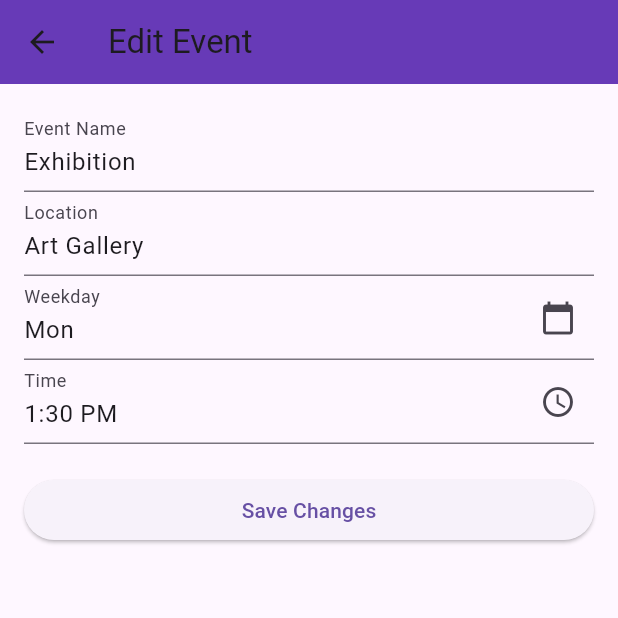
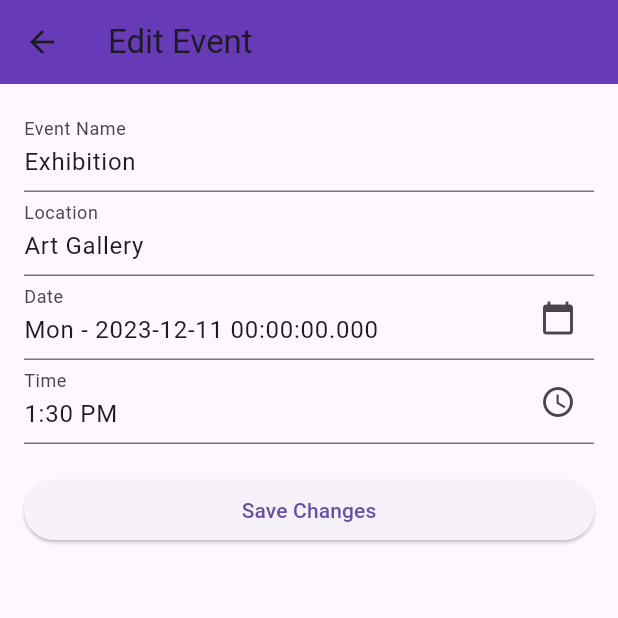
Before and after one commit to JaeWright/Campus-Navigation-App, a Flutter app: the EventsScheduler screen opened directly, after a tap on "Exhibition", on a phone screen of 412 x 824 dp, the top half of it. Run offline on Flutter 3.47's test engine with Material 3 defaults, Android fonts, the phone set to English and light mode, and no system bars; our stand-ins replace cloud_firestore, firebase_core, flutter_map, latlong2, sliding_up_panel, sqflite; accounts and stored records are empty.

Commit message:
Updated editing and deleting of events

```diff
--- /dev/null
+++ b/campusmapper/lib/scheduler/dateConversions.dart
@@ -0,0 +1,13 @@
+import 'package:intl/intl.dart';
+
+String getWeekday(int index) {
+  return ['Mon', 'Tue', 'Wed', 'Thu', 'Fri'][index];
+}
+
+DateTime getDate(DateTime fullDate){
+  return DateTime(fullDate.year,fullDate.month,fullDate.day);
+}
+
+String convertWeekday(DateTime fullDate){
+    return DateFormat('EEE').format(fullDate);
+}
--- a/campusmapper/lib/scheduler/eventEditPage.dart
+++ b/campusmapper/lib/scheduler/eventEditPage.dart
@@ -1,6 +1,7 @@
 import 'package:flutter/cupertino.dart';
 import 'package:flutter/material.dart';
 import 'events_page.dart';
+import 'dateConversions.dart';
 
 class EventEditPage extends StatefulWidget {
   final int? id;
@@ -8,6 +9,7 @@ class EventEditPage extends StatefulWidget {
   final String? location;
   final String? weekday;
   final String? time;
+  final DateTime? date;
 
   EventEditPage({
     required this.id,
@@ -15,6 +17,7 @@ class EventEditPage extends StatefulWidget {
     required this.location,
     required this.weekday,
     required this.time,
+    required this.date,
   });
 
   @override
@@ -24,15 +27,17 @@ class EventEditPage extends StatefulWidget {
 class _EventEditPageState extends State<EventEditPage> {
   late TextEditingController eventNameController;
   late TextEditingController locationController;
-  late TextEditingController weekdayController;
+  late TextEditingController dateController;
   late TextEditingController timeController;
+  late String weekday;
+  late DateTime date;
 
   @override
   void initState() {
     super.initState();
     eventNameController = TextEditingController(text: widget.eventName);
     locationController = TextEditingController(text: widget.location);
-    weekdayController = TextEditingController(text: widget.weekday);
+    dateController = TextEditingController(text: "${widget.weekday} - ${widget.date.toString()}");
     timeController = TextEditingController(text: widget.time);
   }
 
@@ -40,7 +45,7 @@ class _EventEditPageState extends State<EventEditPage> {
   void dispose() {
     eventNameController.dispose();
     locationController.dispose();
-    weekdayController.dispose();
+    dateController.dispose();
     timeController.dispose();
     super.dispose();
   }
@@ -75,16 +80,16 @@ class _EventEditPageState extends State<EventEditPage> {
             ),
             TextFormField(
               readOnly: true,
-              controller: weekdayController,
+              controller: dateController,
               decoration: InputDecoration(
-                labelText: 'Weekday',
+                labelText: 'Date',
                 suffixIcon: IconButton(
                   icon: Icon(Icons.calendar_today),
                   onPressed: () async {
                     final DateTime? picked = await showDatePicker(
                       context: context,
-                      initialDate: DateTime.now(),
-                      firstDate: DateTime(2022),
+                      initialDate: widget.date!,
+                      firstDate: DateTime(2023),
                       lastDate: DateTime(2025),
                       selectableDayPredicate: (DateTime date) {
                         // Disable Saturday (day 6) and Sunday (day 7)
@@ -93,7 +98,9 @@ class _EventEditPageState extends State<EventEditPage> {
                     );
                     if (picked != null) {
                       setState(() {
-                        weekdayController.text = picked.toString(); // You can format this date as needed
+                        date = getDate(picked);
+                        weekday = convertWeekday(picked);
+                        dateController.text = "${convertWeekday(picked)} - ${getDate(picked)}"; // format in weekday - date
                       });
                     }
                   },
@@ -131,7 +138,8 @@ class _EventEditPageState extends State<EventEditPage> {
                   var updatedData = {
                     'eventName': eventNameController.text,
                     'location': locationController.text,
-                    'weekday': weekdayController.text,
+                    'weekday': weekday,
+                    'date': date,
                     'time': timeController.text,
 
                   };
--- a/campusmapper/lib/scheduler/events.dart
+++ b/campusmapper/lib/scheduler/events.dart
@@ -7,39 +7,51 @@ import 'package:sqflite/sqflite.dart';
 import 'package:path/path.dart' as path;
 import 'scheduler_database_helper.dart';
 import 'dart:async';
+import 'dateConversions.dart';
 
 //class to hold event data
-class Event{
+class Event {
   int? id;
   String? eventName;
   String? location;
   String? weekday;
   String? time;
+  DateTime? date; // New field for the date
 
-  Event({required this.id, required this.eventName, required this.location, required this.weekday, required this.time});
+  Event({
+    required this.id,
+    required this.eventName,
+    required this.location,
+    required this.weekday,
+    required this.time,
+    required this.date, // Include the new date field in the constructor
+  });
 
-  Event.fromMap(Map map){
+  Event.fromMap(Map map) {
     id = map["id"];
     eventName = map["eventName"];
     location = map["location"];
     weekday = map["weekday"];
     time = map["time"];
+    date = getDate(DateTime.parse(map["date"]));
   }
 
-  Map<String,Object> toMap(){
-    return{
-      'id' : id!,
+  Map<String, Object> toMap() {
+    return {
+      'id': id!,
       'eventName': eventName!,
       'location': location!,
-      'weekday' : weekday!,
-      'time' : time!,
+      'weekday': weekday!,
+      'time': time!,
+      'date': date!.toIso8601String(), // Include 'date' in the returned map
     };
   }
 
-  String toString(){
-    return "id: $id, Name: $eventName, location: $location, weekday: $weekday, time: $time";
+  String toString() {
+    return "id: $id, Name: $eventName, location: $location, weekday: $weekday, time: $time, date: $date";
   }
 }
+
 
 //class for interaction between event class and local database
 class EventsModel{
--- a/campusmapper/lib/scheduler/events_page.dart
+++ b/campusmapper/lib/scheduler/events_page.dart
@@ -8,6 +8,8 @@ import 'package:flutter/material.dart';
 import 'events.dart';
 import 'scheduler_handler.dart';
 import 'eventEditPage.dart';
+import 'dateConversions.dart';
+import 'package:intl/intl.dart';
 
 void main() {
   runApp(const MyApp());
@@ -26,6 +28,7 @@ class EventTile {
   String? location;
   String? weekday;
   String? time;
+  DateTime? date;
 
   EventTile({
     required this.id,
@@ -33,6 +36,7 @@ class EventTile {
     required this.location,
     required this.weekday,
     required this.time,
+    required this.date,
   });
 
   Event toEvent(){
@@ -42,6 +46,7 @@ class EventTile {
       location: location,
       weekday: weekday,
       time: time,
+      date: date,
     );
   }
 }
@@ -97,7 +102,8 @@ class _EventsSchedulerState extends State<EventsScheduler> {
             eventName: results[i].eventName,
             location: results[i].location,
             weekday: results[i].weekday,
-            time: results[i].time));
+            time: results[i].time,
+            date: results[i].date));
       }
       nextEventId = eventsList.length;
       setState(() {}); // rebuilds everytime page is loaded
@@ -106,6 +112,7 @@ class _EventsSchedulerState extends State<EventsScheduler> {
 
   //functions to interact with event maker (not implemented yet)
   //function to add event to database
+  /*
   Future<void> _addEvent(String eventName, String location, String weekday, String time) async {
     // Add the new data to the gradesList
     setState(() {
@@ -114,7 +121,8 @@ class _EventsSchedulerState extends State<EventsScheduler> {
           eventName: eventName,
           location: location,
           weekday: weekday,
-          time: time);
+          time: time
+          date: date);
       eventsList.add(newEvent);
     });
 
@@ -125,7 +133,8 @@ class _EventsSchedulerState extends State<EventsScheduler> {
             eventName: eventName,
             location: location,
             weekday: weekday,
-            time: time))
+            time: time,
+            date: date))
         .then((insertedId) {
       if (insertedId != null) {
         print('Data inserted with ID: $insertedId');
@@ -135,6 +144,8 @@ class _EventsSchedulerState extends State<EventsScheduler> {
     });
     nextEventId++;
   }
+
+   */
 
   void _confirmDeleteEvent(EventTile eventToDelete) {
     showDialog(
@@ -182,6 +193,7 @@ class _EventsSchedulerState extends State<EventsScheduler> {
     final initialLocation = event.location;
     final initialWeekday = event.weekday;
     final initialTime = event.time;
+    final initialDate = event.date;
 
     var updatedData = await Navigator.push(
       context,
@@ -192,6 +204,7 @@ class _EventsSchedulerState extends State<EventsScheduler> {
           location: initialLocation,
           weekday: initialWeekday,
           time: initialTime,
+          date: initialDate,
         ),
       ),
     );
@@ -203,6 +216,7 @@ class _EventsSchedulerState extends State<EventsScheduler> {
         location: updatedData['location'],
         weekday: updatedData['weekday'],
         time: updatedData['time'],
+        date: updatedData['date'],
       );
 
       setState(() {
@@ -214,6 +228,7 @@ class _EventsSchedulerState extends State<EventsScheduler> {
             location: updatedEvent.location,
             weekday: updatedEvent.weekday,
             time: updatedEvent.time,
+            date: updatedEvent.date,
           );
         }
       });
@@ -230,8 +245,22 @@ class _EventsSchedulerState extends State<EventsScheduler> {
   List<Widget> getEventWidgets(String weekday) {
     List<Widget> widgets = [];
 
-    List<int> indexes = eventsList.asMap().entries.where((entry) => entry.value.weekday == weekday).map((entry) => entry.key).toList();
+    List<int> indexes = eventsList
+        .asMap()
+        .entries
+        .where((entry) => entry.value.weekday == weekday)
+        .map((entry) => entry.key)
+        .toList();
 
+    // Sort events by date and time
+    indexes.sort((a, b) {
+      if (eventsList[a].date!.compareTo(eventsList[b].date!) != 0) {
+        return eventsList[a].date!.compareTo(eventsList[b].date!);
+      } else {
+        return DateTime.parse("${DateFormat('h:mm a').parse(eventsList[a].time!.toUpperCase())}")
+            .compareTo(DateTime.parse("${DateFormat('h:mm a').parse(eventsList[b].time!.toUpperCase())}"));
+      }
+    });
 
     for (int i = 0; i < indexes.length; i++) {
       widgets.addAll([
@@ -239,7 +268,7 @@ class _EventsSchedulerState extends State<EventsScheduler> {
           onTap: () {
             _editEvent(eventsList[indexes[i]]);
           },
-          onLongPress: (){
+          onLongPress: () {
             _confirmDeleteEvent(eventsList[indexes[i]]);
           },
           child: Column(
@@ -247,7 +276,8 @@ class _EventsSchedulerState extends State<EventsScheduler> {
             children: [
               Text(
                 eventsList[indexes[i]].eventName!,
-                style: const TextStyle(fontSize: 18, fontWeight: FontWeight.bold),
+                style: const TextStyle(
+                    fontSize: 18, fontWeight: FontWeight.bold),
                 textAlign: TextAlign.center,
               ),
               Text(
@@ -256,7 +286,7 @@ class _EventsSchedulerState extends State<EventsScheduler> {
                 textAlign: TextAlign.center,
               ),
               Text(
-                eventsList[indexes[i]].time!,
+                "${eventsList[indexes[i]].date!.year}-${eventsList[indexes[i]].date!.month}-${eventsList[indexes[i]].date!.day} at ${eventsList[indexes[i]].time!}",
                 style: const TextStyle(fontSize: 14),
                 textAlign: TextAlign.center,
               ),
@@ -276,9 +306,9 @@ class _EventsSchedulerState extends State<EventsScheduler> {
     return widgets;
   }
 
-  String getWeekday(int index) {
-    return ['Mon', 'Tue', 'Wed', 'Thu', 'Fri'][index];
-  }
+
+
+
 
   @override
   Widget build(BuildContext context) {
--- a/campusmapper/lib/scheduler/scheduler_database_helper.dart
+++ b/campusmapper/lib/scheduler/scheduler_database_helper.dart
@@ -33,7 +33,7 @@ class DBUtils {
     final database = await openDatabase(
       path.join(await getDatabasesPath(), 'events_manager.db'),
       onCreate: (db, version) {
-        db.execute('CREATE TABLE events(id INTEGER PRIMARY KEY, eventName TEXT, location TEXT, weekday TEXT, time TEXT)');
+        db.execute('CREATE TABLE events(id INTEGER PRIMARY KEY, eventName TEXT, location TEXT, weekday TEXT, time TEXT, date DATETIME)');
         // Call the function to insert pre-made values
         _insertValuesEvents(db);
 
@@ -136,6 +136,7 @@ class DBUtils {
         location: "Convention Center",
         weekday: "Mon",
         time: "2:00 PM",
+        date: DateTime(2023, 12, 11),
       ),
       Event(
         id: 2,
@@ -143,6 +144,7 @@ class DBUtils {
         location: "Stadium",
         weekday: "Wed",
         time: "5:35 PM",
+        date: DateTime(2023, 12, 13),
       ),
       Event(
         id: 3,
@@ -150,6 +152,7 @@ class DBUtils {
         location: "Meeting Room",
         weekday: "Fri",
         time: "10:00 AM",
+        date: DateTime(2023, 12, 15),
       ),
       Event(
         id: 4,
@@ -157,6 +160,7 @@ class DBUtils {
         location: "Community Hall",
         weekday: "Tue",
         time: "7:00 PM",
+        date: DateTime(2023, 12, 12),
       ),
       Event(
         id: 5,
@@ -164,6 +168,7 @@ class DBUtils {
         location: "Sports Complex",
         weekday: "Thu",
         time: "3:30 PM",
+        date: DateTime(2023, 12, 14),
       ),
       Event(
         id: 6,
@@ -171,6 +176,7 @@ class DBUtils {
         location: "Art Gallery",
         weekday: "Mon",
         time: "1:30 PM",
+        date: DateTime(2023, 12, 11),
       ),
       Event(
         id: 7,
@@ -178,6 +184,7 @@ class DBUtils {
         location: "Outdoor Park",
         weekday: "Wed",
         time: "4:45 PM",
+        date: DateTime(2023, 12, 13),
       ),
       Event(
         id: 8,
@@ -185,6 +192,7 @@ class DBUtils {
         location: "Coffee Shop",
         weekday: "Thu",
         time: "8:15 AM",
+        date: DateTime(2023, 12, 14),
       ),
       Event(
         id: 9,
@@ -192,6 +200,7 @@ class DBUtils {
         location: "Restaurant",
         weekday: "Fri",
         time: "6:45 PM",
+        date: DateTime(2023, 12, 15),
       ),
       Event(
         id: 10,
@@ -199,6 +208,7 @@ class DBUtils {
         location: "Tech Hub",
         weekday: "Tue",
         time: "12:15 PM",
+        date: DateTime(2023, 12, 12),
       ),
     ];
 
--- a/campusmapper/lib/scheduler/scheduler_handler.dart
+++ b/campusmapper/lib/scheduler/scheduler_handler.dart
@@ -7,7 +7,7 @@ import 'package:flutter/material.dart';
 import 'events.dart';
 import 'courses.dart';
 import 'events_page.dart';
-import 'package:campusmapper/main.dart';
+import 'dateConversions.dart';
 
 //model for course database
 final _courses = CoursesModel();
@@ -291,7 +291,4 @@ class _SchedulerHandlerPageState extends State<SchedulerHandlerPage> {
     return widgets;
   }
 
-  String getWeekday(int index) {
-    return ['Mon', 'Tue', 'Wed', 'Thu', 'Fri'][index];
-  }
 }
```
